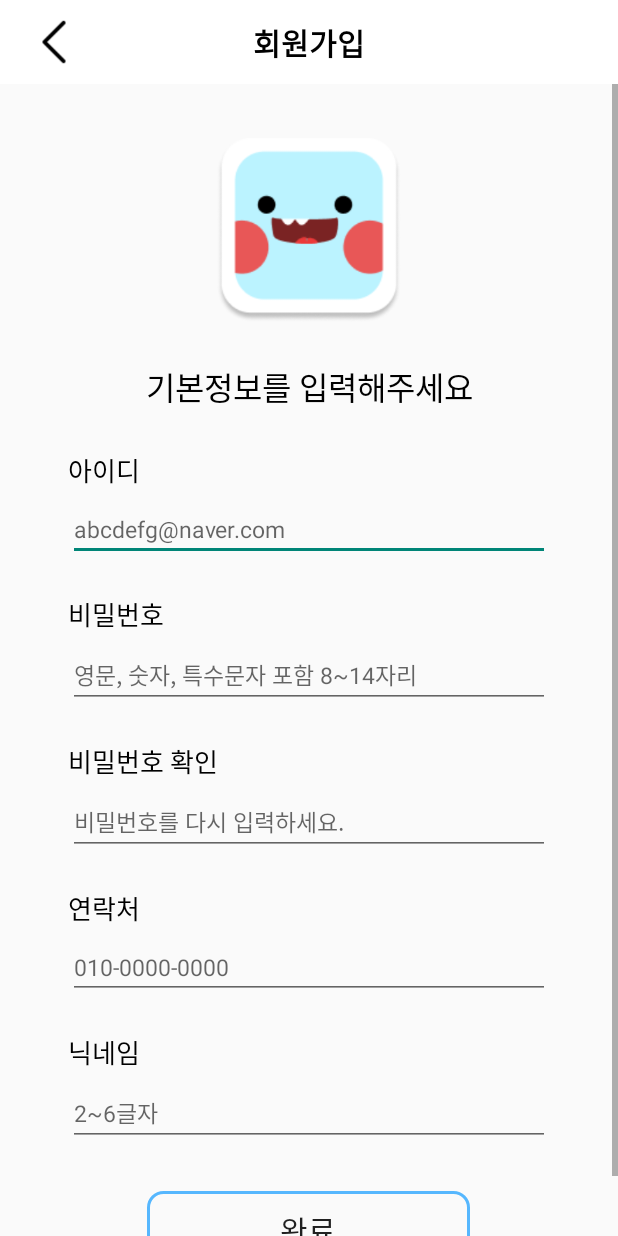
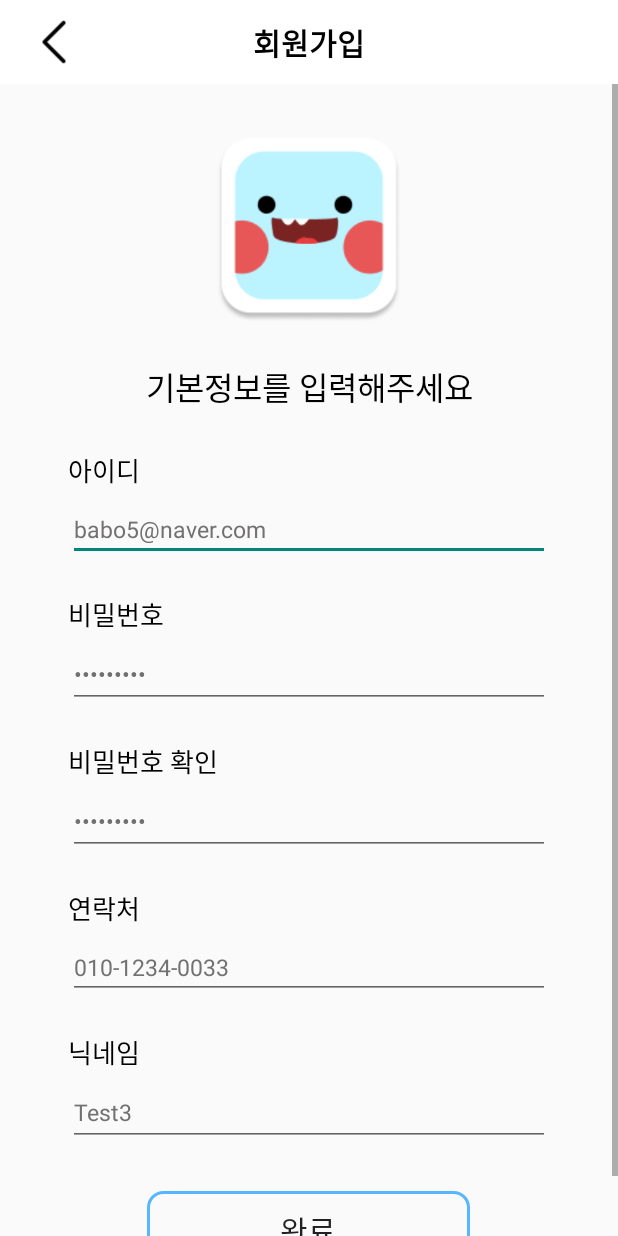
Before and after one commit to kung036/DX-Sprint, an Android app: the MySignupActivity screen opened directly, with no data from a screen before it, on a phone screen of 412 x 824 dp. Run offline under Robolectric (Android 15) with nearby library versions, the phone set to English and light mode, and no system bars; network calls fail.

Commit message:
업데이트 - 비밀번호 포함

```diff
--- a/app/src/main/res/layout/activity_my_login.xml
+++ b/app/src/main/res/layout/activity_my_login.xml
@@ -63,6 +63,7 @@
             android:layout_marginLeft="45dp"
             android:layout_marginRight="45dp"
             android:layout_marginTop="10dp"
+            android:text="babo5@naver.com"
             android:hint="이메일을 입력해주세요."
             android:textColor="@color/black"
             android:textSize="17sp" />
@@ -72,7 +73,7 @@
             android:layout_height="wrap_content"
             android:layout_marginLeft="45dp"
             android:layout_marginTop="23dp"
-            android:text="비밀번호"
+            android:text="비밀번호 "
             android:textColor="@color/black"
             android:textSize="15sp" />
 
@@ -83,6 +84,7 @@
             android:layout_marginLeft="45dp"
             android:layout_marginRight="45dp"
             android:layout_marginTop="10dp"
+            android:text="12ciej!!2"
             android:inputType="textPassword"
             android:textColor="@color/black"
             android:textSize="17sp" />
--- a/app/src/main/res/layout/activity_my_signup.xml
+++ b/app/src/main/res/layout/activity_my_signup.xml
@@ -88,6 +88,7 @@
                 android:layout_marginRight="45dp"
                 android:layout_marginTop="5dp"
                 android:hint="abcdefg@naver.com"
+                android:text="babo5@naver.com"
                 android:textColor="#737070"
                 android:textSize="15sp" />
 
@@ -108,6 +109,7 @@
                 android:layout_marginRight="45dp"
                 android:layout_marginTop="5dp"
                 android:hint="영문, 숫자, 특수문자 포함 8~14자리"
+                android:text="12ciej!!2"
                 android:inputType="textPassword"
                 android:textColor="#737070"
                 android:textSize="15sp" />
@@ -130,6 +132,7 @@
                 android:layout_marginRight="45dp"
                 android:layout_marginTop="5dp"
                 android:hint="비밀번호를 다시 입력하세요."
+                android:text="12ciej!!2"
                 android:inputType="textPassword"
                 android:textColor="#737070"
                 android:textSize="15sp" />
@@ -151,6 +154,7 @@
                 android:layout_marginRight="45dp"
                 android:layout_marginTop="5dp"
                 android:hint="010-0000-0000"
+                android:text="010-1234-0033"
                 android:textColor="#737070"
                 android:textSize="15sp" />
 
@@ -171,6 +175,7 @@
                 android:layout_marginRight="45dp"
                 android:layout_marginTop="5dp"
                 android:hint="2~6글자"
+                android:text="Test3"
                 android:textColor="#737070"
                 android:textSize="15sp"/>
 
```
Lines whose indentation alone changed are shown as unchanged.
